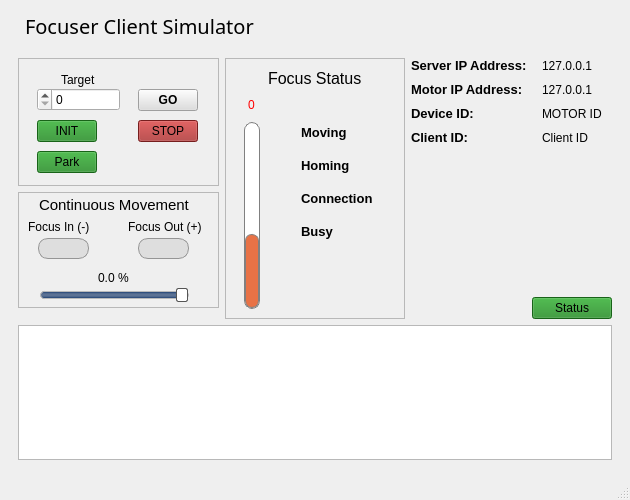
Old version of the form assets/ui/client.ui in the repository dev-LNA/HostFocuser160.
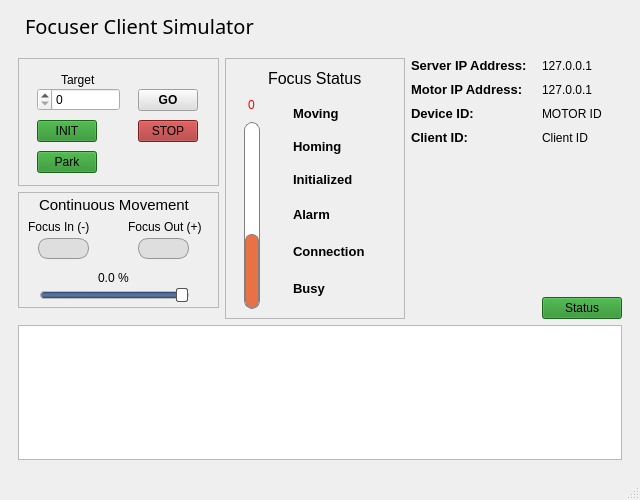
New version of the form. The open tabs and pages were chosen to show the change. Icons and pictures are not drawn.

Commit message: Added initialized and alarm leds to client sim

What changed in the file:
```diff
--- a/assets/ui/client.ui
+++ b/assets/ui/client.ui
@@ -6,7 +6,7 @@
    <rect>
     <x>0</x>
     <y>0</y>
-    <width>630</width>
+    <width>640</width>
     <height>500</height>
    </rect>
   </property>
@@ -18,13 +18,13 @@
   </property>
   <property name="minimumSize">
    <size>
-    <width>630</width>
+    <width>640</width>
     <height>500</height>
    </size>
   </property>
   <property name="maximumSize">
    <size>
-    <width>630</width>
+    <width>640</width>
     <height>500</height>
    </size>
   </property>
@@ -931,7 +931,7 @@
           <property name="frameShadow">
            <enum>QFrame::Shadow::Raised</enum>
           </property>
-          <layout class="QGridLayout" name="gridLayout">
+          <layout class="QGridLayout" name="gridLayout_7">
            <item row="0" column="0" colspan="3">
             <layout class="QHBoxLayout" name="horizontalLayout">
              <item>
@@ -974,255 +974,6 @@
              </item>
             </layout>
            </item>
-           <item row="1" column="2">
-            <layout class="QFormLayout" name="formLayout_3">
-             <property name="horizontalSpacing">
-              <number>6</number>
-             </property>
-             <property name="verticalSpacing">
-              <number>17</number>
-             </property>
-             <property name="topMargin">
-              <number>30</number>
-             </property>
-             <item row="0" column="0">
-              <widget class="QLabel" name="label_13">
-               <property name="font">
-                <font>
-                 <pointsize>10</pointsize>
-                 <bold>true</bold>
-                </font>
-               </property>
-               <property name="contextMenuPolicy">
-                <enum>Qt::ContextMenuPolicy::DefaultContextMenu</enum>
-               </property>
-               <property name="text">
-                <string>Moving</string>
-               </property>
-              </widget>
-             </item>
-             <item row="0" column="1">
-              <widget class="QLabel" name="statMov_2">
-               <property name="minimumSize">
-                <size>
-                 <width>16</width>
-                 <height>16</height>
-                </size>
-               </property>
-               <property name="maximumSize">
-                <size>
-                 <width>16</width>
-                 <height>16</height>
-                </size>
-               </property>
-               <property name="toolTip">
-                <string>Status</string>
-               </property>
-               <property name="whatsThis">
-                <string/>
-               </property>
-               <property name="autoFillBackground">
-                <bool>false</bool>
-               </property>
-               <property name="styleSheet">
-                <string notr="true">border-radius: 8px;</string>
-               </property>
-               <property name="frameShape">
-                <enum>QFrame::Shape::Panel</enum>
-               </property>
-               <property name="frameShadow">
-                <enum>QFrame::Shadow::Raised</enum>
-               </property>
-               <property name="text">
-                <string/>
-               </property>
-               <property name="alignment">
-                <set>Qt::AlignmentFlag::AlignCenter</set>
-               </property>
-               <property name="statusLed" stdset="0">
-                <string>OFF</string>
-               </property>
-              </widget>
-             </item>
-             <item row="1" column="0">
-              <widget class="QLabel" name="label_15">
-               <property name="font">
-                <font>
-                 <pointsize>10</pointsize>
-                 <bold>true</bold>
-                </font>
-               </property>
-               <property name="text">
-                <string>Homing</string>
-               </property>
-              </widget>
-             </item>
-             <item row="1" column="1">
-              <widget class="QLabel" name="statInit_2">
-               <property name="minimumSize">
-                <size>
-                 <width>16</width>
-                 <height>16</height>
-                </size>
-               </property>
-               <property name="maximumSize">
-                <size>
-                 <width>16</width>
-                 <height>16</height>
-                </size>
-               </property>
-               <property name="toolTip">
-                <string>Status</string>
-               </property>
-               <property name="whatsThis">
-                <string/>
-               </property>
-               <property name="autoFillBackground">
-                <bool>false</bool>
-               </property>
-               <property name="styleSheet">
-                <string notr="true">border-radius: 8px;</string>
-               </property>
-               <property name="frameShape">
-                <enum>QFrame::Shape::Panel</enum>
-               </property>
-               <property name="frameShadow">
-                <enum>QFrame::Shadow::Raised</enum>
-               </property>
-               <property name="text">
-                <string/>
-               </property>
-               <property name="alignment">
-                <set>Qt::AlignmentFlag::AlignCenter</set>
-               </property>
-               <property name="statusLed" stdset="0">
-                <string>OFF</string>
-               </property>
-              </widget>
-             </item>
-             <item row="2" column="0">
-              <widget class="QLabel" name="label_12">
-               <property name="font">
-                <font>
-                 <pointsize>10</pointsize>
-                 <bold>true</bold>
-                </font>
-               </property>
-               <property name="styleSheet">
-                <string notr="true"/>
-               </property>
-               <property name="text">
-                <string>Connection</string>
-               </property>
-              </widget>
-             </item>
-             <item row="2" column="1">
-              <widget class="QLabel" name="statConn_2">
-               <property name="minimumSize">
-                <size>
-                 <width>16</width>
-                 <height>16</height>
-                </size>
-               </property>
-               <property name="maximumSize">
-                <size>
-                 <width>16</width>
-                 <height>16</height>
-                </size>
-               </property>
-               <property name="toolTip">
-                <string>Status</string>
-               </property>
-               <property name="whatsThis">
-                <string/>
-               </property>
-               <property name="autoFillBackground">
-                <bool>false</bool>
-               </property>
-               <property name="styleSheet">
-                <string notr="true">border-radius: 8px;</string>
-               </property>
-               <property name="frameShape">
-                <enum>QFrame::Shape::Panel</enum>
-               </property>
-               <property name="frameShadow">
-                <enum>QFrame::Shadow::Raised</enum>
-               </property>
-               <property name="lineWidth">
-                <number>1</number>
-               </property>
-               <property name="midLineWidth">
-                <number>0</number>
-               </property>
-               <property name="text">
-                <string/>
-               </property>
-               <property name="alignment">
-                <set>Qt::AlignmentFlag::AlignCenter</set>
-               </property>
-               <property name="statusLed" stdset="0">
-                <string>OFF</string>
-               </property>
-              </widget>
-             </item>
-             <item row="3" column="0">
-              <widget class="QLabel" name="label_18">
-               <property name="font">
-                <font>
-                 <pointsize>10</pointsize>
-                 <bold>true</bold>
-                </font>
-               </property>
-               <property name="text">
-                <string>Busy</string>
-               </property>
-              </widget>
-             </item>
-             <item row="3" column="1">
-              <widget class="QLabel" name="statBusy_2">
-               <property name="minimumSize">
-                <size>
-                 <width>16</width>
-                 <height>16</height>
-                </size>
-               </property>
-               <property name="maximumSize">
-                <size>
-                 <width>16</width>
-                 <height>16</height>
-                </size>
-               </property>
-               <property name="toolTip">
-                <string>Status</string>
-               </property>
-               <property name="whatsThis">
-                <string/>
-               </property>
-               <property name="autoFillBackground">
-                <bool>false</bool>
-               </property>
-               <property name="styleSheet">
-                <string notr="true">border-radius: 8px;</string>
-               </property>
-               <property name="frameShape">
-                <enum>QFrame::Shape::Panel</enum>
-               </property>
-               <property name="frameShadow">
-                <enum>QFrame::Shadow::Raised</enum>
-               </property>
-               <property name="text">
-                <string/>
-               </property>
-               <property name="alignment">
-                <set>Qt::AlignmentFlag::AlignCenter</set>
-               </property>
-               <property name="statusLed" stdset="0">
-                <string>OFF</string>
-               </property>
-              </widget>
-             </item>
-            </layout>
-           </item>
            <item row="1" column="0">
             <layout class="QVBoxLayout" name="verticalLayout_2">
              <property name="spacing">
@@ -1366,14 +1117,420 @@
              <property name="orientation">
               <enum>Qt::Orientation::Horizontal</enum>
              </property>
+             <property name="sizeType">
+              <enum>QSizePolicy::Policy::Fixed</enum>
+             </property>
              <property name="sizeHint" stdset="0">
               <size>
-               <width>40</width>
+               <width>11</width>
                <height>20</height>
               </size>
              </property>
             </spacer>
            </item>
+           <item row="1" column="2">
+            <layout class="QGridLayout" name="gridLayout">
+             <property name="horizontalSpacing">
+              <number>9</number>
+             </property>
+             <item row="0" column="0">
+              <widget class="QLabel" name="label_13">
+               <property name="maximumSize">
+                <size>
+                 <width>16777215</width>
+                 <height>20</height>
+                </size>
+               </property>
+               <property name="font">
+                <font>
+                 <pointsize>10</pointsize>
+                 <bold>true</bold>
+                </font>
+               </property>
+               <property name="contextMenuPolicy">
+                <enum>Qt::ContextMenuPolicy::DefaultContextMenu</enum>
+               </property>
+               <property name="text">
+                <string>Moving</string>
+               </property>
+              </widget>
+             </item>
+             <item row="0" column="1">
+              <widget class="QLabel" name="statMov_2">
+               <property name="minimumSize">
+                <size>
+                 <width>16</width>
+                 <height>16</height>
+                </size>
+               </property>
+               <property name="maximumSize">
+                <size>
+                 <width>16</width>
+                 <height>16</height>
+                </size>
+               </property>
+               <property name="toolTip">
+                <string>Status</string>
+               </property>
+               <property name="whatsThis">
+                <string/>
+               </property>
+               <property name="autoFillBackground">
+                <bool>false</bool>
+               </property>
+               <property name="styleSheet">
+                <string notr="true">border-radius: 8px;</string>
+               </property>
+               <property name="frameShape">
+                <enum>QFrame::Shape::Panel</enum>
+               </property>
+               <property name="frameShadow">
+                <enum>QFrame::Shadow::Raised</enum>
+               </property>
+               <property name="text">
+                <string/>
+               </property>
+               <property name="alignment">
+                <set>Qt::AlignmentFlag::AlignCenter</set>
+               </property>
+               <property name="statusLed" stdset="0">
+                <string>OFF</string>
+               </property>
+              </widget>
+             </item>
+             <item row="1" column="0">
+              <widget class="QLabel" name="label_15">
+               <property name="maximumSize">
+                <size>
+                 <width>16777215</width>
+                 <height>20</height>
+                </size>
+               </property>
+               <property name="font">
+                <font>
+                 <pointsize>10</pointsize>
+                 <bold>true</bold>
+                </font>
+               </property>
+               <property name="text">
+                <string>Homing</string>
+               </property>
+              </widget>
+             </item>
+             <item row="1" column="1">
+              <widget class="QLabel" name="statInit_2">
+               <property name="minimumSize">
+                <size>
+                 <width>16</width>
+                 <height>16</height>
+                </size>
+               </property>
+               <property name="maximumSize">
+                <size>
+                 <width>16</width>
+                 <height>16</height>
+                </size>
+               </property>
+               <property name="toolTip">
+                <string>Status</string>
+               </property>
+               <property name="whatsThis">
+                <string/>
+               </property>
+               <property name="autoFillBackground">
+                <bool>false</bool>
+               </property>
+               <property name="styleSheet">
+                <string notr="true">border-radius: 8px;</string>
+               </property>
+               <property name="frameShape">
+                <enum>QFrame::Shape::Panel</enum>
+               </property>
+               <property name="frameShadow">
+                <enum>QFrame::Shadow::Raised</enum>
+               </property>
+               <property name="text">
+                <string/>
+               </property>
+               <property name="alignment">
+                <set>Qt::AlignmentFlag::AlignCenter</set>
+               </property>
+               <property name="statusLed" stdset="0">
+                <string>OFF</string>
+               </property>
+              </widget>
+             </item>
+             <item row="2" column="0">
+              <widget class="QLabel" name="label_14">
+               <property name="maximumSize">
+                <size>
+                 <width>16777215</width>
+                 <height>20</height>
+                </size>
+               </property>
+               <property name="font">
+                <font>
+                 <pointsize>10</pointsize>
+                 <bold>true</bold>
+                </font>
+               </property>
+               <property name="contextMenuPolicy">
+                <enum>Qt::ContextMenuPolicy::DefaultContextMenu</enum>
+               </property>
+               <property name="text">
+                <string>Initialized</string>
+               </property>
+              </widget>
+             </item>
+             <item row="2" column="1">
+              <widget class="QLabel" name="statInit">
+               <property name="minimumSize">
+                <size>
+                 <width>16</width>
+                 <height>16</height>
+                </size>
+               </property>
+               <property name="maximumSize">
+                <size>
+                 <width>16</width>
+                 <height>16</height>
+                </size>
+               </property>
+               <property name="toolTip">
+                <string>Status</string>
+               </property>
+               <property name="whatsThis">
+                <string/>
+               </property>
+               <property name="autoFillBackground">
+                <bool>false</bool>
+               </property>
+               <property name="styleSheet">
+                <string notr="true">border-radius: 8px;</string>
+               </property>
+               <property name="frameShape">
+                <enum>QFrame::Shape::Panel</enum>
+               </property>
+               <property name="frameShadow">
+                <enum>QFrame::Shadow::Raised</enum>
+               </property>
+               <property name="text">
+                <string/>
+               </property>
+               <property name="alignment">
+                <set>Qt::AlignmentFlag::AlignCenter</set>
+               </property>
+               <property name="statusLed" stdset="0">
+                <string>OFF</string>
+               </property>
+              </widget>
+             </item>
+             <item row="3" column="0">
+              <widget class="QLabel" name="label_19">
+               <property name="maximumSize">
+                <size>
+                 <width>16777215</width>
+                 <height>20</height>
+                </size>
+               </property>
+               <property name="font">
+                <font>
+                 <pointsize>10</pointsize>
+                 <bold>true</bold>
+                </font>
+               </property>
+               <property name="contextMenuPolicy">
+                <enum>Qt::ContextMenuPolicy::DefaultContextMenu</enum>
+               </property>
+               <property name="text">
+                <string>Alarm</string>
+               </property>
+              </widget>
+             </item>
+             <item row="3" column="1" alignment="Qt::AlignmentFlag::AlignVCenter">
+              <widget class="QLabel" name="statAlarm">
+               <property name="minimumSize">
+                <size>
+                 <width>16</width>
+                 <height>16</height>
+                </size>
+               </property>
+               <property name="maximumSize">
+                <size>
+                 <width>16</width>
+                 <height>16</height>
+                </size>
+               </property>
+               <property name="toolTip">
+                <string>Status</string>
+               </property>
+               <property name="whatsThis">
+                <string/>
+               </property>
+               <property name="autoFillBackground">
+                <bool>false</bool>
+               </property>
+               <property name="styleSheet">
+                <string notr="true">border-radius: 8px;</string>
+               </property>
+               <property name="frameShape">
+                <enum>QFrame::Shape::Panel</enum>
+               </property>
+               <property name="frameShadow">
+                <enum>QFrame::Shadow::Raised</enum>
+               </property>
+               <property name="text">
+                <string/>
+               </property>
+               <property name="alignment">
+                <set>Qt::AlignmentFlag::AlignCenter</set>
+               </property>
+               <property name="statusLed" stdset="0">
+                <string>OFF</string>
+               </property>
+              </widget>
+             </item>
+             <item row="4" column="0">
+              <widget class="QLabel" name="label_12">
+               <property name="minimumSize">
+                <size>
+                 <width>78</width>
+                 <height>0</height>
+                </size>
+               </property>
+               <property name="maximumSize">
+                <size>
+                 <width>16777215</width>
+                 <height>20</height>
+                </size>
+               </property>
+               <property name="font">
+                <font>
+                 <pointsize>10</pointsize>
+                 <bold>true</bold>
+                </font>
+               </property>
+               <property name="styleSheet">
+                <string notr="true"/>
+               </property>
+               <property name="text">
+                <string>Connection</string>
+               </property>
+              </widget>
+             </item>
+             <item row="4" column="1" alignment="Qt::AlignmentFlag::AlignVCenter">
+              <widget class="QLabel" name="statConn_2">
+               <property name="minimumSize">
+                <size>
+                 <width>16</width>
+                 <height>16</height>
+                </size>
+               </property>
+               <property name="maximumSize">
+                <size>
+                 <width>16</width>
+                 <height>16</height>
+                </size>
+               </property>
+               <property name="toolTip">
+                <string>Status</string>
+               </property>
+               <property name="whatsThis">
+                <string/>
+               </property>
+               <property name="autoFillBackground">
+                <bool>false</bool>
+               </property>
+               <property name="styleSheet">
+                <string notr="true">border-radius: 8px;</string>
+               </property>
+               <property name="frameShape">
+                <enum>QFrame::Shape::Panel</enum>
+               </property>
+               <property name="frameShadow">
+                <enum>QFrame::Shadow::Raised</enum>
+               </property>
+               <property name="lineWidth">
+                <number>1</number>
+               </property>
+               <property name="midLineWidth">
+                <number>0</number>
+               </property>
+               <property name="text">
+                <string/>
+               </property>
+               <property name="alignment">
+                <set>Qt::AlignmentFlag::AlignCenter</set>
+               </property>
+               <property name="statusLed" stdset="0">
+                <string>OFF</string>
+               </property>
+              </widget>
+             </item>
+             <item row="5" column="0">
+              <widget class="QLabel" name="label_18">
+               <property name="maximumSize">
+                <size>
+                 <width>16777215</width>
+                 <height>20</height>
+                </size>
+               </property>
+               <property name="font">
+                <font>
+                 <pointsize>10</pointsize>
+                 <bold>true</bold>
+                </font>
+               </property>
+               <property name="text">
+                <string>Busy</string>
+               </property>
+              </widget>
+             </item>
+             <item row="5" column="1" alignment="Qt::AlignmentFlag::AlignHCenter|Qt::AlignmentFlag::AlignVCenter">
+              <widget class="QLabel" name="statBusy_2">
+               <property name="minimumSize">
+                <size>
+                 <width>16</width>
+                 <height>16</height>
+                </size>
+               </property>
+               <property name="maximumSize">
+                <size>
+                 <width>16</width>
+                 <height>16</height>
+                </size>
+               </property>
+               <property name="toolTip">
+                <string>Status</string>
+               </property>
+               <property name="whatsThis">
+                <string/>
+               </property>
+               <property name="autoFillBackground">
+                <bool>false</bool>
+               </property>
+               <property name="styleSheet">
+                <string notr="true">border-radius: 8px;</string>
+               </property>
+               <property name="frameShape">
+                <enum>QFrame::Shape::Panel</enum>
+               </property>
+               <property name="frameShadow">
+                <enum>QFrame::Shadow::Raised</enum>
+               </property>
+               <property name="text">
+                <string/>
+               </property>
+               <property name="alignment">
+                <set>Qt::AlignmentFlag::AlignCenter</set>
+               </property>
+               <property name="statusLed" stdset="0">
+                <string>OFF</string>
+               </property>
+              </widget>
+             </item>
+            </layout>
+           </item>
           </layout>
          </widget>
         </item>
```
Left out of the diff: 9 changed lines with no effect on the pictures. The commit also changes 2 other files.
